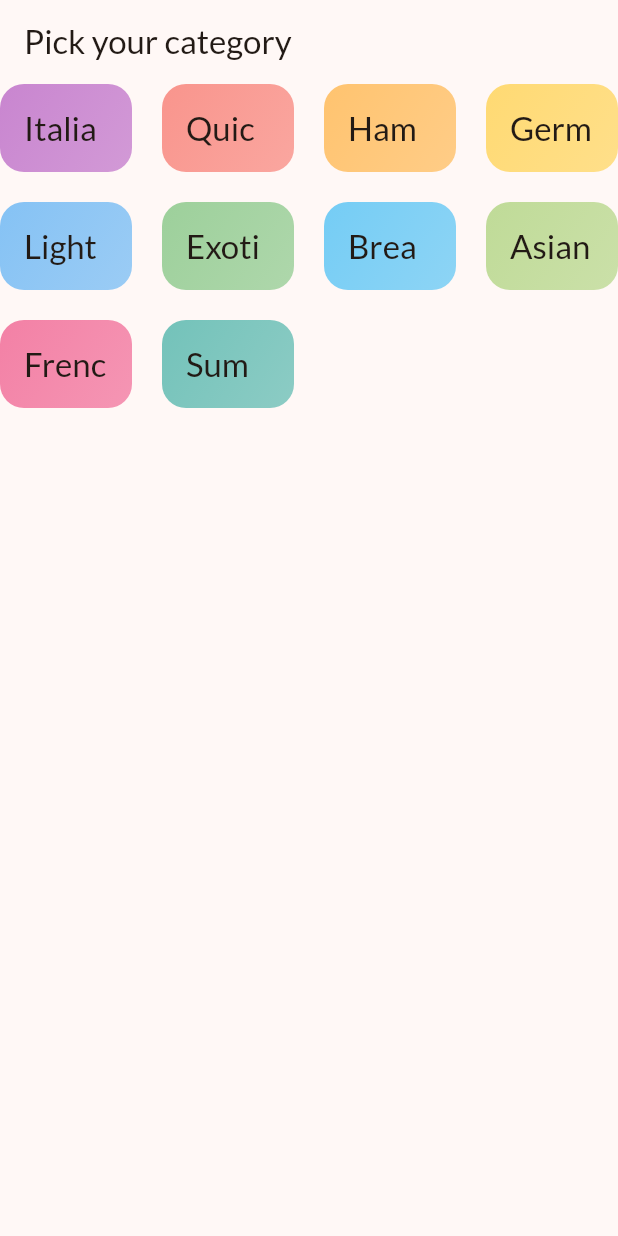
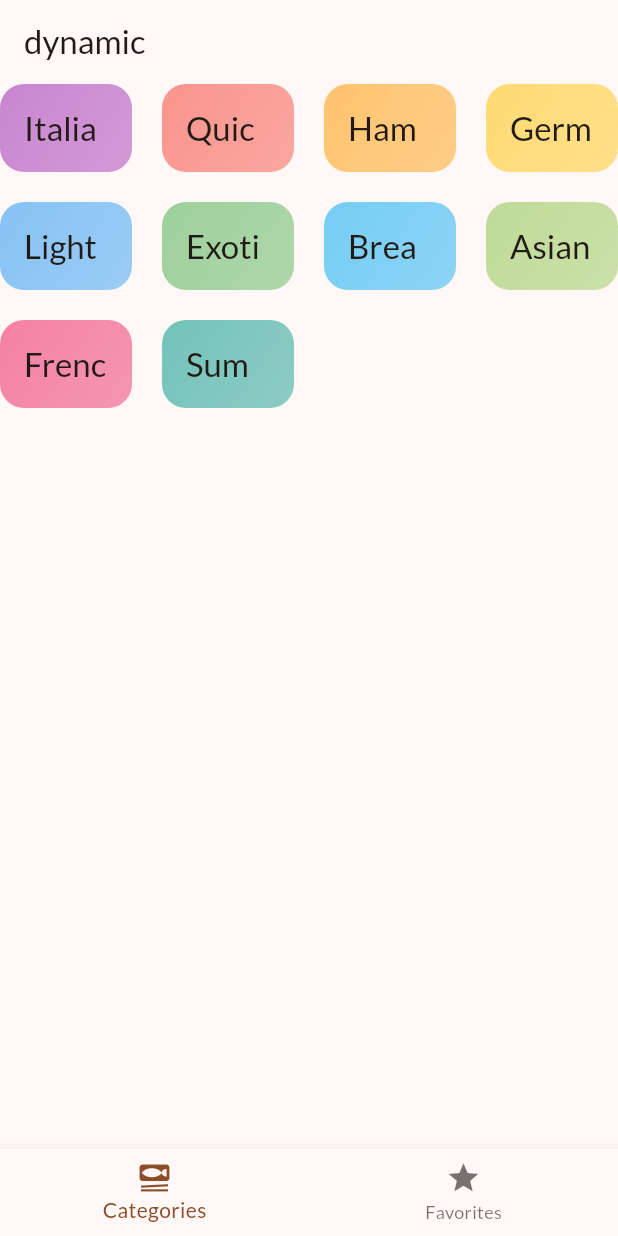
Before and after one commit to federicosedia/MealsApp, a Flutter app: the screen it shows after launch, on a phone screen of 412 x 824 dp. Run offline on Flutter 3.47's test engine with Material 2 defaults, Android fonts, the phone set to English and light mode, and no system bars; our stand-ins replace google_fonts, transparent_image.

Commit message:
TabsScreen

```diff
--- a/lib/main.dart
+++ b/lib/main.dart
@@ -1,7 +1,7 @@
-import 'package:meals_app/screens/categories.dart';
 import 'package:flutter/material.dart';
 
 import 'package:google_fonts/google_fonts.dart';
+import 'package:meals_app/screens/tabs.dart';
 
 final theme = ThemeData(
   useMaterial3: true,
@@ -21,7 +21,8 @@ class App extends StatelessWidget {
   @override
   Widget build(BuildContext context) {
     return MaterialApp(
-      theme: theme, home: const CategoriesScreen(), // ,
+      //sostituzione CategoriesScreen con TabsScreen per aver creato la barra navigation
+      theme: theme, home: const TabsScreen(), // ,
     );
   }
 }
--- a/lib/screens/categories.dart
+++ b/lib/screens/categories.dart
@@ -34,10 +34,8 @@ class CategoriesScreen extends StatelessWidget {
 
   @override
   Widget build(BuildContext context) {
-    return Scaffold(
-      appBar: AppBar(
-        title: const Text('Pick your category'),
-      ),
+    //rimozione scaffold per non avere due appbar che mostrano il titolo
+    return
         /*
       gridview ci permette di avere una lista di widget diposti a griglia
       abbiamo anche il metodo builder che costruisce in modo dinamico
@@ -47,7 +45,7 @@ class CategoriesScreen extends StatelessWidget {
       cross -> orizzontale
       childaspectratio= rapporto due dimensioni
       */
-      body: GridView(
+        GridView(
       gridDelegate: const SliverGridDelegateWithFixedCrossAxisCount(
           crossAxisCount: 4,
           childAspectRatio: 3 / 2,
@@ -66,7 +64,6 @@ class CategoriesScreen extends StatelessWidget {
                 _selectCategory(context, category);
               })
       ],
-      ),
     );
   }
 }
--- /dev/null
+++ b/lib/screens/tabs.dart
@@ -0,0 +1,54 @@
+import 'package:flutter/material.dart';
+import 'package:meals_app/screens/categories.dart';
+import 'package:meals_app/screens/meals.dart';
+
+//è uno statefull perchè bisogna aggiornare la pagina
+//quindi significa aggiornare lo stato
+class TabsScreen extends StatefulWidget {
+  const TabsScreen({super.key});
+
+  @override
+  State<TabsScreen> createState() => _TabsScreenState();
+}
+
+class _TabsScreenState extends State<TabsScreen> {
+  //metodo per cambiare indice a seconda dell'icona scelta
+  //nella bottom navigation bar
+  int _selectedPageIndex = 0;
+  void _selectePage(int index) {
+    setState(() {
+      _selectedPageIndex = index;
+    });
+  }
+
+  @override
+  Widget build(BuildContext context) {
+    //la pagina attiva iniziale sarà quella delle categorie
+    //verrà aggiornata in base al tocco degli elementi della barra
+    Widget activepage = const CategoriesScreen();
+    var activePageTitle = 'Categories';
+
+    if (_selectedPageIndex == 1) {
+      activepage = MealsScreen(meals: []);
+      activePageTitle = 'Favorites';
+    }
+    return Scaffold(
+      appBar: AppBar(
+        title: Text('dynamic'),
+      ),
+      body: activepage,
+      bottomNavigationBar: BottomNavigationBar(
+        onTap: _selectePage,
+        //currentindex per segnalare quale scheda è aperta
+        currentIndex: _selectedPageIndex,
+        items: const [
+          BottomNavigationBarItem(
+            icon: Icon(Icons.set_meal),
+            label: 'Categories',
+          ),
+          BottomNavigationBarItem(icon: Icon(Icons.star), label: 'Favorites'),
+        ],
+      ),
+    );
+  }
+}
```
Also changed, not shown: lib/screens/meal_detail.dart (+52 -2 lines), lib/screens/meals.dart (+10 -3 lines). Lines whose indentation alone changed are shown as unchanged.
